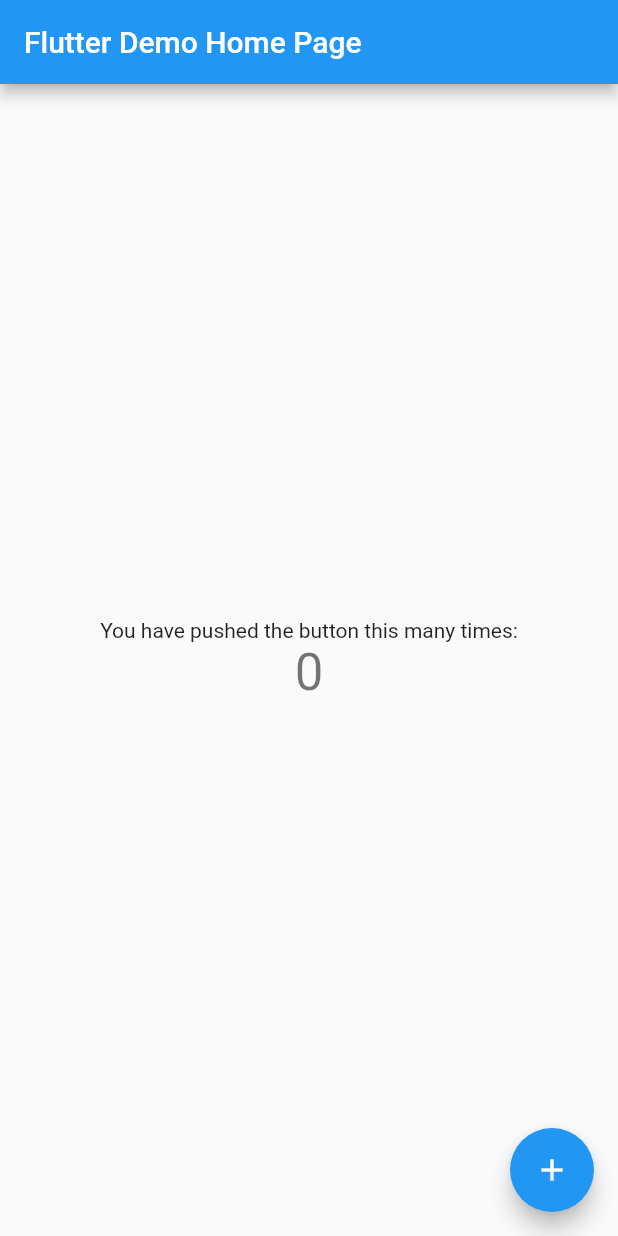
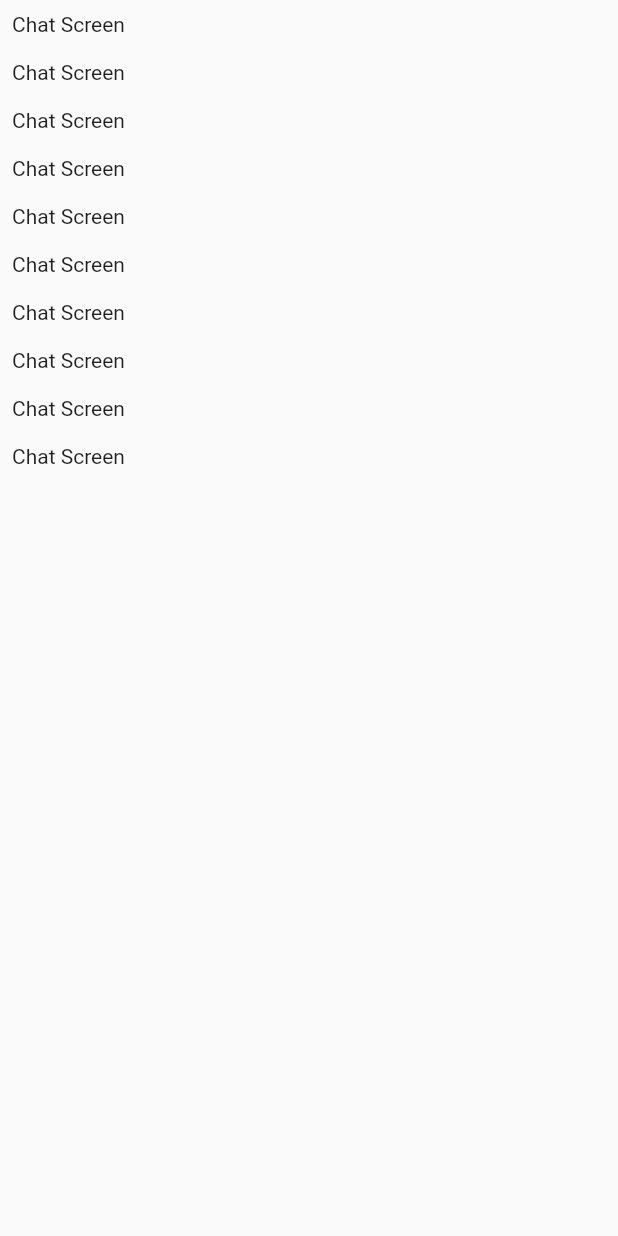
Before and after one commit to abi-chr/chatapp_project, a Flutter app: the screen it shows after launch, on a phone screen of 412 x 824 dp. Run offline on Flutter 3.47's test engine with Material 2 defaults, Android fonts, the light colour scheme and no system bars.

Commit message:
foundation setup

```diff
--- a/lib/main.dart
+++ b/lib/main.dart
@@ -1,111 +1,18 @@
 import 'package:flutter/material.dart';
+
+import 'screens/chat_screen.dart';
 
 void main() => runApp(MyApp());
 
 class MyApp extends StatelessWidget {
-  // This widget is the root of your application.
   @override
   Widget build(BuildContext context) {
     return MaterialApp(
-      title: 'Flutter Demo',
+      title: 'Flutter Chat',
       theme: ThemeData(
-        // This is the theme of your application.
-        //
-        // Try running your application with "flutter run". You'll see the
-        // application has a blue toolbar. Then, without quitting the app, try
-        // changing the primarySwatch below to Colors.green and then invoke
-        // "hot reload" (press "r" in the console where you ran "flutter run",
-        // or simply save your changes to "hot reload" in a Flutter IDE).
-        // Notice that the counter didn't reset back to zero; the application
-        // is not restarted.
         primarySwatch: Colors.blue,
       ),
-      home: MyHomePage(title: 'Flutter Demo Home Page'),
+      home: ChatScreen(),
     );
   }
 }
-
-class MyHomePage extends StatefulWidget {
-  MyHomePage({Key key, this.title}) : super(key: key);
-
-  // This widget is the home page of your application. It is stateful, meaning
-  // that it has a State object (defined below) that contains fields that affect
-  // how it looks.
-
-  // This class is the configuration for the state. It holds the values (in this
-  // case the title) provided by the parent (in this case the App widget) and
-  // used by the build method of the State. Fields in a Widget subclass are
-  // always marked "final".
-
-  final String title;
-
-  @override
-  _MyHomePageState createState() => _MyHomePageState();
-}
-
-class _MyHomePageState extends State<MyHomePage> {
-  int _counter = 0;
-
-  void _incrementCounter() {
-    setState(() {
-      // This call to setState tells the Flutter framework that something has
-      // changed in this State, which causes it to rerun the build method below
-      // so that the display can reflect the updated values. If we changed
-      // _counter without calling setState(), then the build method would not be
-      // called again, and so nothing would appear to happen.
-      _counter++;
-    });
-  }
-
-  @override
-  Widget build(BuildContext context) {
-    // This method is rerun every time setState is called, for instance as done
-    // by the _incrementCounter method above.
-    //
-    // The Flutter framework has been optimized to make rerunning build methods
-    // fast, so that you can just rebuild anything that needs updating rather
-    // than having to individually change instances of widgets.
-    return Scaffold(
-      appBar: AppBar(
-        // Here we take the value from the MyHomePage object that was created by
-        // the App.build method, and use it to set our appbar title.
-        title: Text(widget.title),
-      ),
-      body: Center(
-        // Center is a layout widget. It takes a single child and positions it
-        // in the middle of the parent.
-        child: Column(
-          // Column is also a layout widget. It takes a list of children and
-          // arranges them vertically. By default, it sizes itself to fit its
-          // children horizontally, and tries to be as tall as its parent.
-          //
-          // Invoke "debug painting" (press "p" in the console, choose the
-          // "Toggle Debug Paint" action from the Flutter Inspector in Android
-          // Studio, or the "Toggle Debug Paint" command in Visual Studio Code)
-          // to see the wireframe for each widget.
-          //
-          // Column has various properties to control how it sizes itself and
-          // how it positions its children. Here we use mainAxisAlignment to
-          // center the children vertically; the main axis here is the vertical
-          // axis because Columns are vertical (the cross axis would be
-          // horizontal).
-          mainAxisAlignment: MainAxisAlignment.center,
-          children: <Widget>[
-            Text(
-              'You have pushed the button this many times:',
-            ),
-            Text(
-              '$_counter',
-              style: Theme.of(context).textTheme.display1,
-            ),
-          ],
-        ),
-      ),
-      floatingActionButton: FloatingActionButton(
-        onPressed: _incrementCounter,
-        tooltip: 'Increment',
-        child: Icon(Icons.add),
-      ), // This trailing comma makes auto-formatting nicer for build methods.
-    );
-  }
-}
--- /dev/null
+++ b/lib/screens/chat_screen.dart
@@ -0,0 +1,18 @@
+import 'package:flutter/material.dart';
+
+class ChatScreen extends StatelessWidget {
+  const ChatScreen({Key? key}) : super(key: key);
+
+  @override
+  Widget build(BuildContext context) {
+    return Scaffold(
+      body: ListView.builder(
+        itemCount: 10,
+        itemBuilder: (context, index) => Container(
+          padding: EdgeInsets.all(8.0),
+          child: Text('Chat Screen'),
+        ),
+      ),
+    );
+  }
+}
```
Also changed, not shown: lib/screens/auth_screen.dart (added).
